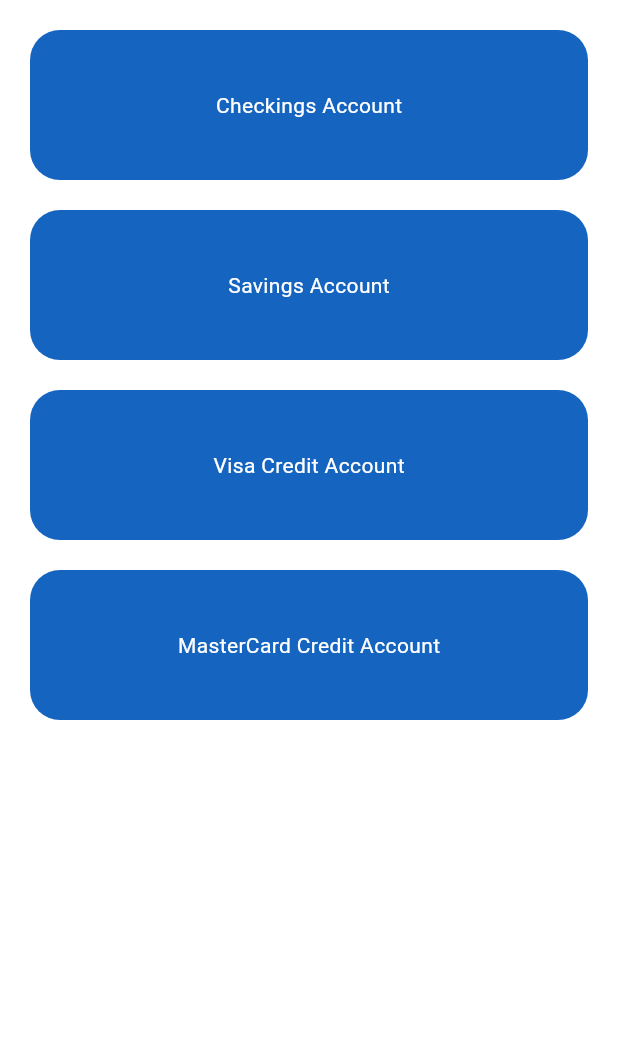
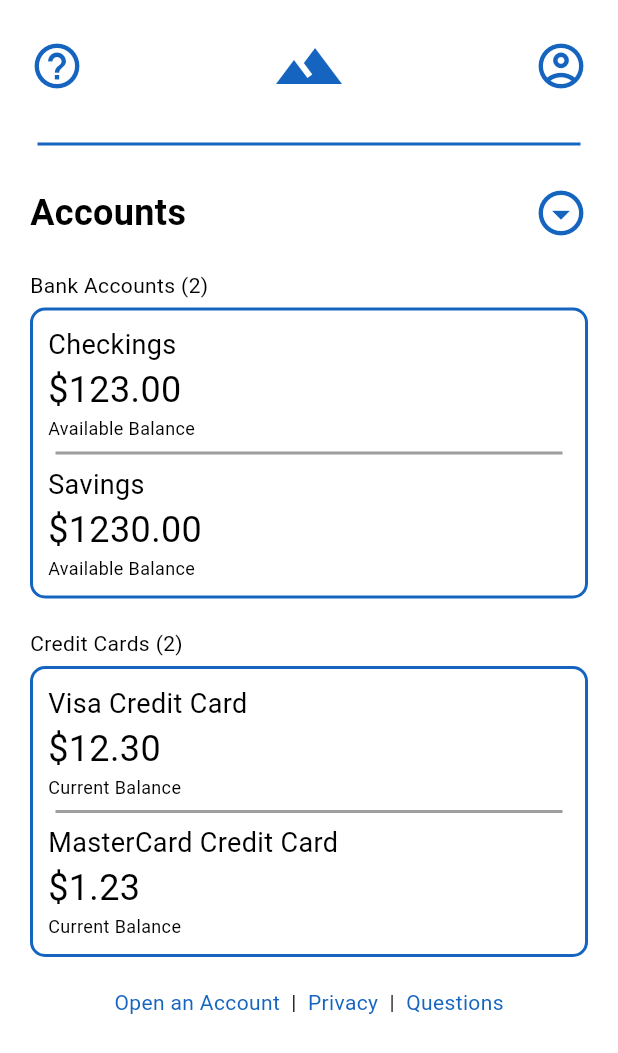
Before and after one commit to InstantPhoNoodles/Flutter-Banking-App, a Flutter app: the screen it shows after launch, on a phone screen of 412 x 824 dp. Shown: the top 1053 px of the screen. Run offline on Flutter 3.47's test engine with Material 3 defaults, Android fonts, the phone set to English and light mode, and no system bars.

Commit message:
worked on accounts page layouts

```diff
--- a/lib/components/bank_account.dart
+++ b/lib/components/bank_account.dart
@@ -12,14 +12,17 @@
   Widget build(BuildContext context) {
     return Container(
       height: 100,
+      width: double.infinity,
 
       decoration: BoxDecoration(
-        color: Colors.blue[800],
-        borderRadius: BorderRadius.circular(20),
+        color: Colors.white,
+        border: Border.all(color: Colors.blue[800]!, width: 2.0),
+        borderRadius: BorderRadius.circular(10),
       ),
 
-      child: Center(
-        child: Text(text, style: TextStyle(color: Colors.white)),
+      child: Padding(
+        padding: const EdgeInsets.all(8.0),
+        child: Text(text, style: TextStyle(color: Colors.black)),
       ),
     );
   }
--- a/lib/main.dart
+++ b/lib/main.dart
@@ -1,7 +1,8 @@
+import 'package:banking_app/pages/accounts_page.dart';
 import 'package:banking_app/theme/theme.dart';
 import 'package:flutter/material.dart';
 import 'pages/login_page.dart';
-import 'pages/accounts_page.dart';
+//import 'pages/accounts_page.dart';
 
 void main() {
   runApp(const MyApp());
--- a/lib/pages/accounts_page.dart
+++ b/lib/pages/accounts_page.dart
@@ -1,4 +1,5 @@
 import 'package:banking_app/components/bank_account.dart';
+import 'package:banking_app/components/login_footer.dart';
 import 'package:flutter/material.dart';
 
 class AccountsPage extends StatelessWidget {
@@ -16,16 +17,108 @@
               crossAxisAlignment: CrossAxisAlignment.start,
 
               children: [
-                BankAccountBox(text: 'Checkings Account'),
+                Row(
+                  mainAxisAlignment: MainAxisAlignment.spaceBetween,
+
+                  children: [
+                    Icon(Icons.help_outline, size: 36, color: Colors.blue[800]),
+                    Icon(Icons.landscape, size: 48, color: Colors.blue[800]),
+                    Icon(Icons.account_circle_outlined, size: 36, color: Colors.blue[800]),
+                  ],
+                ),
                 SizedBox(height: 20),
 
-                BankAccountBox(text: 'Savings Account'),
+                Divider(
+                  color: Colors.blue[800],       // Line color
+                  thickness: 2,             // Line thickness
+                  indent: 5,               // Left spacing
+                  endIndent: 5,            // Right spacing
+                ),
                 SizedBox(height: 20),
 
-                BankAccountBox(text: 'Visa Credit Account'),
+                Row(
+                  mainAxisAlignment: MainAxisAlignment.spaceBetween,
+
+                  children: [
+                    Text('Accounts', style: TextStyle(fontSize: 24, fontWeight: FontWeight.w600)),
+                    Icon(Icons.arrow_drop_down_circle_outlined, size: 36, color: Colors.blue[800]),
+                  ],
+                ),
                 SizedBox(height: 20),
 
-                BankAccountBox(text: 'MasterCard Credit Account'),
+                Text('Bank Accounts (2)'),
+                SizedBox(height: 5),
+
+                Container(
+                  width: double.infinity,
+
+                  decoration: BoxDecoration(
+                    color: Colors.white,
+                    border: Border.all(color: Colors.blue[800]!, width: 2.0),
+                    borderRadius: BorderRadius.circular(10),
+                  ),
+
+                  child: Padding(
+                    padding: const EdgeInsets.all(10.0),
+                    child: Column(
+                      crossAxisAlignment: CrossAxisAlignment.start,
+
+                      children: [
+                        Text('Checkings', style: TextStyle(fontSize: 18)),
+                        Text('\$123.00', style: TextStyle(fontSize: 24)),
+                        Text('Available Balance', style: TextStyle(fontSize: 12)),
+                        Divider(
+                          color: Colors.grey,       // Line color
+                          thickness: 2,             // Line thickness
+                          indent: 5,               // Left spacing
+                          endIndent: 5,            // Right spacing
+                        ),
+                        Text('Savings', style: TextStyle(fontSize: 18)),
+                        Text('\$1230.00', style: TextStyle(fontSize: 24)),
+                        Text('Available Balance', style: TextStyle(fontSize: 12)),
+                      ],
+                    ),
+                  ),
+                ),
+                SizedBox(height: 20),
+
+                Text('Credit Cards (2)'),
+                SizedBox(height: 5),
+
+
+                Container(
+                  width: double.infinity,
+
+                  decoration: BoxDecoration(
+                    color: Colors.white,
+                    border: Border.all(color: Colors.blue[800]!, width: 2.0),
+                    borderRadius: BorderRadius.circular(10),
+                  ),
+
+                  child: Padding(
+                    padding: const EdgeInsets.all(10.0),
+                    child: Column(
+                      crossAxisAlignment: CrossAxisAlignment.start,
+
+                      children: [
+                        Text('Visa Credit Card', style: TextStyle(fontSize: 18)),
+                        Text('\$12.30', style: TextStyle(fontSize: 24)),
+                        Text('Current Balance', style: TextStyle(fontSize: 12)),
+                        Divider(
+                          color: Colors.grey,       // Line color
+                          thickness: 2,             // Line thickness
+                          indent: 5,               // Left spacing
+                          endIndent: 5,            // Right spacing
+                        ),
+                        Text('MasterCard Credit Card', style: TextStyle(fontSize: 18)),
+                        Text('\$1.23', style: TextStyle(fontSize: 24)),
+                        Text('Current Balance', style: TextStyle(fontSize: 12)),
+                      ],
+                    ),
+                  ),
+                ),
+
+                LoginFooter(),
               ],
             ),
           ),
```
Also changed, not shown: pubspec.lock, 22 other files.
